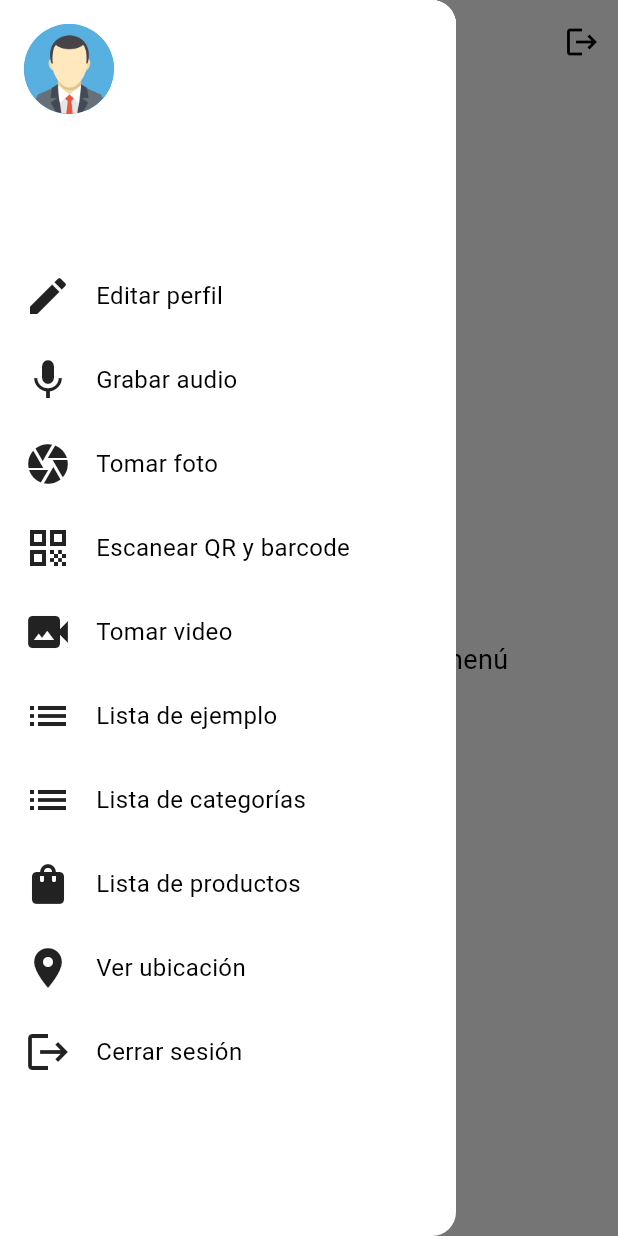
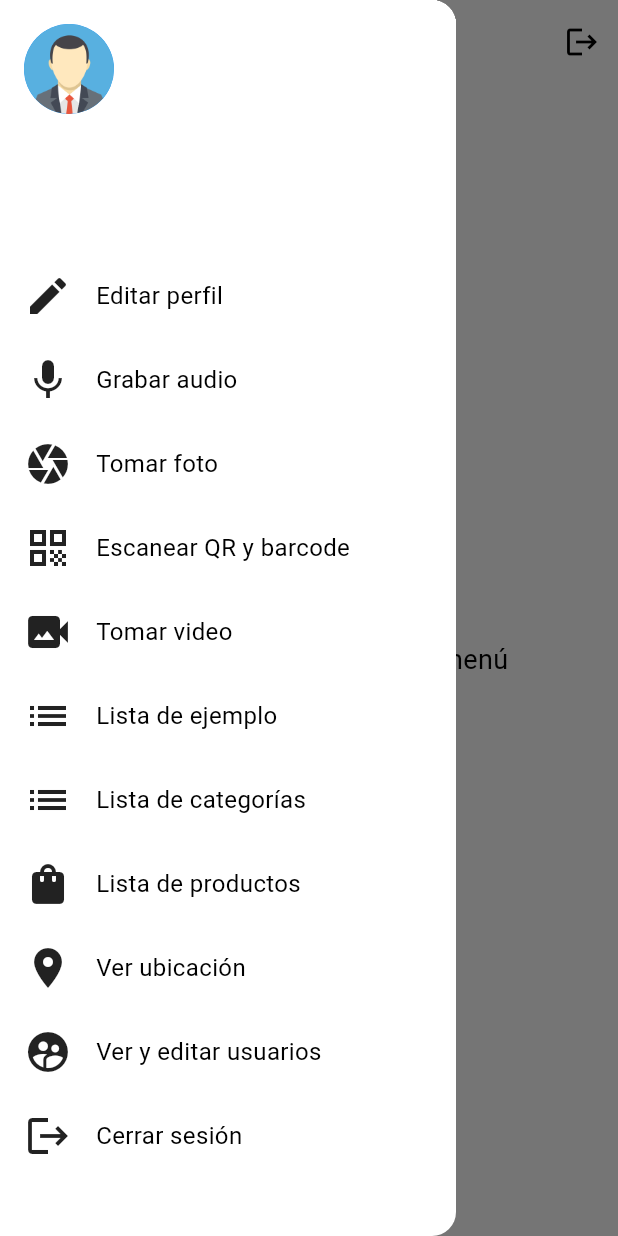
Before and after one commit to LuisFer27/app_test, a Flutter app: the MyHomePage screen opened directly with empty values, in the side drawer, after a tap on the "menu" icon, on a phone screen of 412 x 824 dp. Run offline on Flutter 3.47's test engine with Material 3 defaults, Android fonts, the phone set to English and light mode, and no system bars; drawn by our look-alikes of dynamic_color; our stand-ins replace audioplayers, flutter_map, geolocator, image_picker, latlong2, sqflite and 1 more; missing offline and left inert: flutter_barcode_scanner, mysql1, record; accounts and stored records are empty.

Commit message:
creación del apartado de usuarios

```diff
--- a/lib/core/routes/pages.dart
+++ b/lib/core/routes/pages.dart
@@ -10,3 +10,4 @@ export 'package:app_test/src/pages/barcodeqr/barcode_qr.dart';
 export 'package:app_test/src/pages/list/categories.dart';
 export 'package:app_test/src/pages/login/login.dart';
 export 'package:app_test/src/pages/login/register.dart';
+export 'package:app_test/src/pages/management/user_management.dart';
--- a/lib/core/templates/template.dart
+++ b/lib/core/templates/template.dart
@@ -87,7 +87,7 @@ class _MyHomePageState extends State<MyHomePage> {
               ),
             ),
           ),
-          VerticalDivider(
+          const VerticalDivider(
             width: 1,
           ),
           Expanded(
@@ -97,7 +97,7 @@ class _MyHomePageState extends State<MyHomePage> {
                 title: Text(appBarTitle ?? ''),
                 backgroundColor: Theme.of(context).colorScheme.inversePrimary,
                 leading: IconButton(
-                  icon: Icon(Icons.arrow_back),
+                  icon: const Icon(Icons.arrow_back),
                   onPressed: () {
                     // Navegar a la página Dash al presionar el botón de atrás
                     _updateCurrentPage(DashPageState(), 'Dash');
@@ -105,7 +105,7 @@ class _MyHomePageState extends State<MyHomePage> {
                 ),
                 actions: [
                   IconButton(
-                    icon: Icon(Icons.logout),
+                    icon: const Icon(Icons.logout),
                     onPressed: () => LogoutController.logout(
                       context,
                       setState,
@@ -135,14 +135,14 @@ class _MyHomePageState extends State<MyHomePage> {
         title: Text(appBarTitle ?? ''),
         backgroundColor: Theme.of(context).colorScheme.inversePrimary,
         leading: IconButton(
-          icon: Icon(Icons.menu),
+          icon: const Icon(Icons.menu),
           onPressed: () {
             _scaffoldKey.currentState!.openDrawer();
           },
         ),
         actions: [
           IconButton(
-            icon: Icon(Icons.logout),
+            icon: const Icon(Icons.logout),
             onPressed: () => LogoutController.logout(
               context,
               setState,
@@ -178,7 +178,7 @@ class _MyHomePageState extends State<MyHomePage> {
               radius: 30,
               backgroundImage: _image != null
                   ? FileImage(_image!)
-                  : AssetImage('assets/images/PNG/user.png')
+                  : const AssetImage('assets/images/PNG/user.png')
                       as ImageProvider<Object>,
             ),
             const SizedBox(
@@ -207,7 +207,7 @@ class _MyHomePageState extends State<MyHomePage> {
       HamburguerList(
         text: 'Grabar audio',
         onTap: () => _updateCurrentPage(
-          RecordPage(title: 'Grabar audio'),
+          const RecordPage(title: 'Grabar audio'),
           'Grabar audio',
         ),
         icon: Icons.mic,
@@ -215,7 +215,7 @@ class _MyHomePageState extends State<MyHomePage> {
       HamburguerList(
         text: 'Tomar foto',
         onTap: () => _updateCurrentPage(
-          PhotoScreen(title: 'Tomar foto'),
+          const PhotoScreen(title: 'Tomar foto'),
           'Tomar foto',
         ),
         icon: Icons.camera,
@@ -223,7 +223,7 @@ class _MyHomePageState extends State<MyHomePage> {
       HamburguerList(
         text: 'Escanear QR y barcode',
         onTap: () => _updateCurrentPage(
-          QrBarcodePage(title: 'Escanear QR y barcode'),
+          const QrBarcodePage(title: 'Escanear QR y barcode'),
           'Escanear QR y barcode',
         ),
         icon: Icons.qr_code,
@@ -231,7 +231,7 @@ class _MyHomePageState extends State<MyHomePage> {
       HamburguerList(
         text: 'Tomar video',
         onTap: () => _updateCurrentPage(
-          VideoRecord(title: 'Tomar video'),
+          const VideoRecord(title: 'Tomar video'),
           'Tomar video',
         ),
         icon: Icons.video_camera_back,
@@ -239,7 +239,7 @@ class _MyHomePageState extends State<MyHomePage> {
       HamburguerList(
         text: 'Lista de ejemplo',
         onTap: () => _updateCurrentPage(
-          ListPage(title: 'Lista de ejemplo'),
+          const ListPage(title: 'Lista de ejemplo'),
           'Lista de ejemplo',
         ),
         icon: Icons.list,
@@ -247,7 +247,7 @@ class _MyHomePageState extends State<MyHomePage> {
       HamburguerList(
         text: 'Lista de categorías',
         onTap: () => _updateCurrentPage(
-          ListCategoriesPage(title: 'Lista de categorías'),
+          const ListCategoriesPage(title: 'Lista de categorías'),
           'Lista de categorías',
         ),
         icon: Icons.list,
@@ -255,7 +255,7 @@ class _MyHomePageState extends State<MyHomePage> {
       HamburguerList(
         text: 'Lista de productos',
         onTap: () => _updateCurrentPage(
-          ListProductsPage(title: 'Lista de productos'),
+          const ListProductsPage(title: 'Lista de productos'),
           'Lista de productos',
         ),
         icon: Icons.shopping_bag,
@@ -263,10 +263,18 @@ class _MyHomePageState extends State<MyHomePage> {
       HamburguerList(
         text: 'Ver ubicación',
         onTap: () => _updateCurrentPage(
-          GeolocatorPage(title: 'Ver ubicación'),
+          const GeolocatorPage(title: 'Ver ubicación'),
           'Ver ubicación',
         ),
         icon: Icons.location_on,
+      ),
+      HamburguerList(
+        text: 'Ver y editar usuarios',
+        onTap: () => _updateCurrentPage(
+          const userManagementPage(title: 'Ver y editar usuarios'),
+          'Ver y editar usuarios',
+        ),
+        icon: Icons.supervised_user_circle,
       ),
       HamburguerList(
         text: 'Cerrar sesión',
--- a/lib/src/pages/dash/dash.dart
+++ b/lib/src/pages/dash/dash.dart
@@ -6,7 +6,7 @@ class DashPageState extends StatelessWidget {
     return Center(
       child: Container(
         padding: EdgeInsets.all(16.0),
-        child: Text(
+        child: const Text(
           'Selecciona una opción del menú',
           style: TextStyle(fontSize: 18.0),
         ),
```
Also changed, not shown: lib/src/pages/list/categories.dart (+9 -3 lines), lib/src/pages/list/list.dart (+10 -3 lines), lib/src/pages/list/products.dart (+14 -3 lines), lib/src/pages/management/user_management.dart (added, +23 -0 lines).
